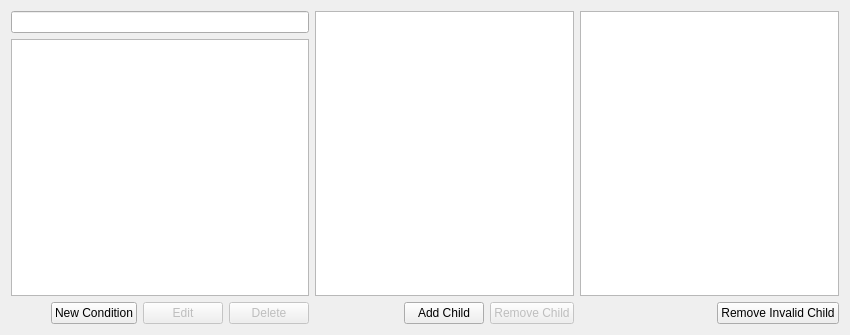
First picture: the form in simon/src/simoncontextui/contextdialog.ui, repository KDE/simon, before the edit.
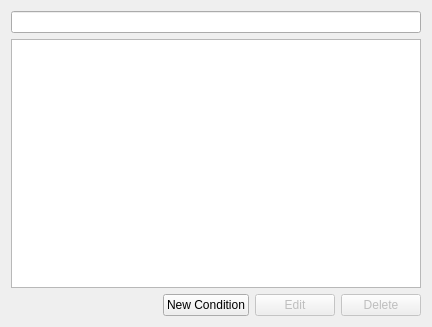
Second picture: the form after the edit. Custom widgets are drawn as their Qt base class.

Commit message: >Finished changing child scenario ui so that child scenarios are configured in the scenario management dialog, not the context view

What changed in the file:
```diff
--- a/simon/src/simoncontextui/contextdialog.ui
+++ b/simon/src/simoncontextui/contextdialog.ui
@@ -6,8 +6,8 @@
    <rect>
     <x>0</x>
     <y>0</y>
-    <width>850</width>
-    <height>335</height>
+    <width>432</width>
+    <height>327</height>
    </rect>
   </property>
   <property name="windowTitle">
@@ -90,85 +90,6 @@
        </item>
       </layout>
      </item>
-     <item>
-      <layout class="QVBoxLayout" name="verticalLayout">
-       <item>
-        <widget class="QTreeView" name="tvChildScenarios"/>
-       </item>
-       <item>
-        <layout class="QHBoxLayout" name="horizontalLayout_2">
-         <item>
-          <spacer name="horizontalSpacer_2">
-           <property name="orientation">
-            <enum>Qt::Horizontal</enum>
-           </property>
-           <property name="sizeHint" stdset="0">
-            <size>
-             <width>40</width>
-             <height>20</height>
-            </size>
-           </property>
-          </spacer>
-         </item>
-         <item>
-          <widget class="QPushButton" name="pbAddChild">
-           <property name="text">
-            <string>Add Child</string>
-           </property>
-          </widget>
-         </item>
-         <item>
-          <widget class="QPushButton" name="pbRemoveChild">
-           <property name="enabled">
-            <bool>false</bool>
-           </property>
-           <property name="text">
-            <string>Remove Child</string>
-           </property>
-          </widget>
-         </item>
-        </layout>
-       </item>
-      </layout>
-     </item>
-     <item>
-      <layout class="QVBoxLayout" name="verticalLayout_3">
-       <item>
-        <widget class="QListWidget" name="lwInvalidChildren">
-         <property name="editTriggers">
-          <set>QAbstractItemView::NoEditTriggers</set>
-         </property>
-        </widget>
-       </item>
-       <item>
-        <layout class="QHBoxLayout" name="horizontalLayout_3">
-         <item>
-          <spacer name="horizontalSpacer_3">
-           <property name="orientation">
-            <enum>Qt::Horizontal</enum>
-           </property>
-           <property name="sizeHint" stdset="0">
-            <size>
-             <width>40</width>
-             <height>20</height>
-            </size>
-           </property>
-          </spacer>
-         </item>
-         <item>
-          <widget class="QPushButton" name="pbRemoveInvalidChild">
-           <property name="enabled">
-            <bool>true</bool>
-           </property>
-           <property name="text">
-            <string>Remove Invalid Child</string>
-           </property>
-          </widget>
-         </item>
-        </layout>
-       </item>
-      </layout>
-     </item>
     </layout>
    </item>
   </layout>
```
The commit also changes 17 other files.
